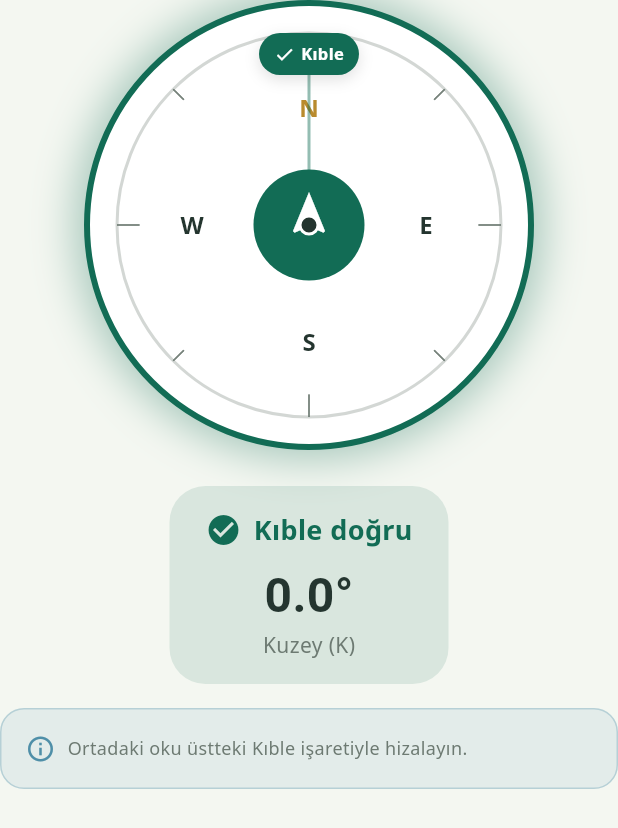
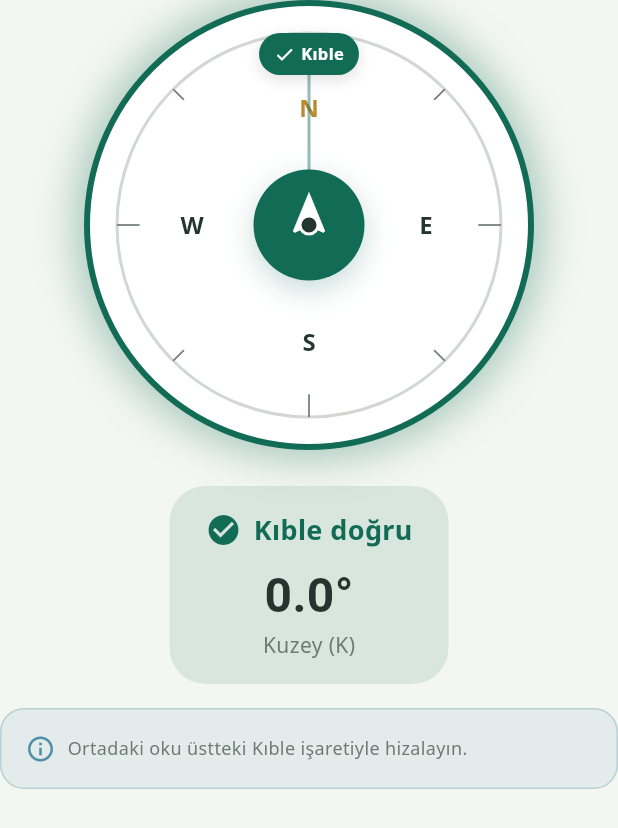
Before and after one commit to eserlg/manevi-rehber, a Flutter app: the CompassWidget widget shown alone on an empty page, opened directly with empty values, on a phone screen of 412 x 824 dp. Shown: the top 828 px of the screen. Run offline on Flutter 3.47's test engine with Material 3 defaults, Android fonts, the phone set to English and light mode, and no system bars; our stand-ins replace dio, flutter_riverpod, flutter_tts, geolocator, google_fonts, just_audio and 4 more; missing offline and left inert: dart:html, dart:js_interop; accounts and stored records are empty; network calls fail; Roboto replaces fonts that are missing (Amiri).

Commit message:
Fix PWA compass and notification diagnostics

```diff
--- a/lib/data/services/browser_notifications_stub.dart
+++ b/lib/data/services/browser_notifications_stub.dart
@@ -7,3 +7,7 @@ Future<bool> scheduleBrowserPrayerNotifications(String payloadJson) async {
 }
 
 void clearBrowserPrayerNotifications() {}
+
+Future<bool> showBrowserTestNotification() async {
+  return false;
+}
--- a/lib/presentation/widgets/compass_widget.dart
+++ b/lib/presentation/widgets/compass_widget.dart
@@ -67,9 +67,7 @@ class CompassWidget extends StatelessWidget {
                       isPointingQibla ? AppColors.primary : AppColors.textHint,
                 ),
               ),
-              Transform.rotate(
-                angle: relativeAngle * pi / 180,
-                child: SizedBox(
+              SizedBox(
                 width: compassSize,
                 height: compassSize,
                 child: Align(
@@ -80,8 +78,10 @@ class CompassWidget extends StatelessWidget {
                   ),
                 ),
               ),
+              _CenterDirectionPointer(
+                isAligned: isPointingQibla,
+                angle: relativeAngle,
               ),
-              _CenterDirectionPointer(isAligned: isPointingQibla),
             ],
           ),
         ),
@@ -235,17 +235,31 @@ class _QiblaMarker extends StatelessWidget {
 
 class _CenterDirectionPointer extends StatelessWidget {
   final bool isAligned;
+  final double angle;
 
-  const _CenterDirectionPointer({required this.isAligned});
+  const _CenterDirectionPointer({
+    required this.isAligned,
+    required this.angle,
+  });
 
   @override
   Widget build(BuildContext context) {
-    return Container(
+    return Transform.rotate(
+      angle: angle * pi / 180,
+      child: Container(
         width: 74,
         height: 74,
         decoration: BoxDecoration(
           shape: BoxShape.circle,
           color: isAligned ? AppColors.primary : AppColors.secondaryDark,
+          boxShadow: [
+            BoxShadow(
+              color: (isAligned ? AppColors.primary : AppColors.secondaryDark)
+                  .withOpacity(0.24),
+              blurRadius: 16,
+              offset: const Offset(0, 6),
+            ),
+          ],
         ),
         child: Stack(
           alignment: Alignment.center,
@@ -268,6 +282,7 @@ class _CenterDirectionPointer extends StatelessWidget {
               ),
             ),
           ],
+        ),
       ),
     );
   }
```
Also changed, not shown: lib/data/services/browser_notifications_web.dart (+20 -0 lines), lib/data/services/prayer_notification_service.dart (+11 -2 lines), lib/presentation/screens/home_screen.dart (+75 -2 lines), lib/presentation/screens/qibla_screen.dart (+37 -1 lines), 1 other file. Lines whose indentation alone changed are shown as unchanged.
